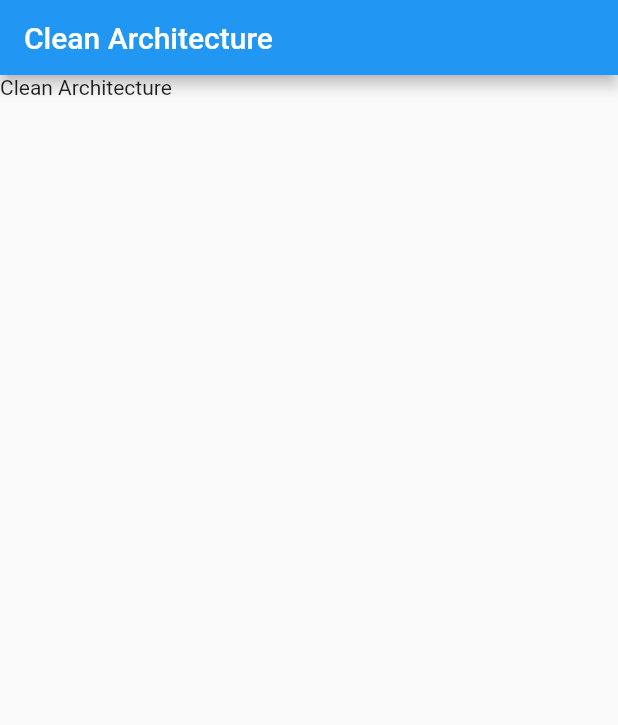
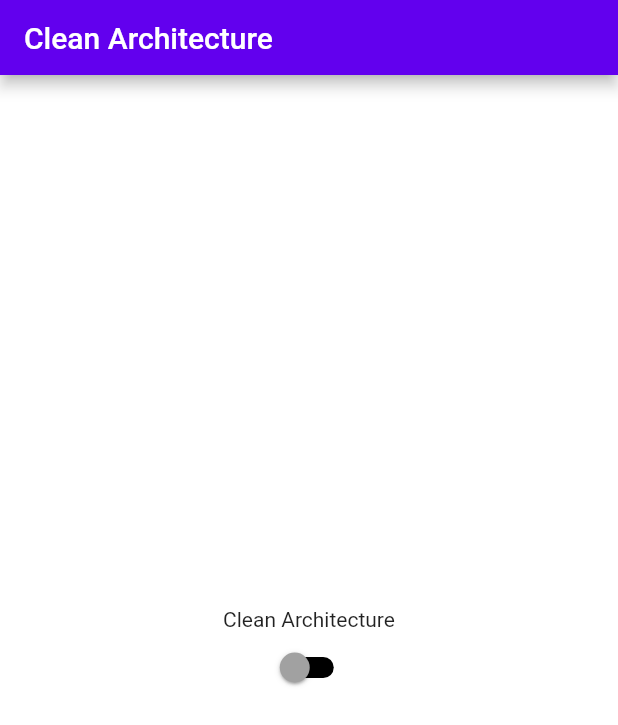
Before and after one commit to farukmeral25/clean-architecture, a Flutter app: the screen it shows after launch, on a phone screen of 412 x 824 dp. Shown: the top 725 px of the screen. Run offline on Flutter 3.47's test engine with Material 2 defaults, Android fonts, the phone set to English and light mode, and no system bars.

Commit message:
Theme Data oluşturuldu. Theme Mimarisi kuruldu.

```diff
--- /dev/null
+++ b/lib/core/constant/theme/appTheme/app_color.dart
@@ -0,0 +1,9 @@
+import 'package:flutter/material.dart';
+
+class AppColor {
+  static Color white = const Color(0xFFFFFFFF);
+  static Color grey = const Color(0xFFA1A1A1);
+  static Color black = const Color(0xFF000000);
+  static Color haki = const Color(0xFF4D6E1A);
+  static Color brown = const Color(0xFF2E1A1B);
+}
--- /dev/null
+++ b/lib/core/constant/theme/appTheme/app_theme.dart
@@ -0,0 +1,15 @@
+import 'package:flutter/material.dart';
+import 'package:flutter_clean_architecture/core/constant/theme/appTheme/theme.dart';
+
+class AppTheme {
+  static final lightTheme = ThemeData(
+    scaffoldBackgroundColor: AppColor.white,
+    colorScheme: const ColorScheme.light(),
+    primaryColor: AppColor.white,
+  );
+  static final darkTheme = ThemeData(
+    scaffoldBackgroundColor: AppColor.grey,
+    colorScheme: const ColorScheme.dark(),
+    primaryColor: AppColor.black,
+  );
+}
--- /dev/null
+++ b/lib/core/constant/theme/appTheme/theme.dart
@@ -0,0 +1 @@
+export 'app_color.dart';
--- /dev/null
+++ b/lib/core/constant/theme/theme_provider.dart
@@ -0,0 +1,16 @@
+import 'package:flutter/material.dart';
+
+class ThemeProvider extends ChangeNotifier {
+  late bool themeData = false;
+  ThemeMode themeMode = ThemeMode.light;
+
+  toggleTheme(bool theme) {
+    themeData = theme;
+    if (theme) {
+      themeMode = ThemeMode.dark;
+    } else {
+      themeMode = ThemeMode.light;
+    }
+    notifyListeners();
+  }
+}
--- a/lib/main.dart
+++ b/lib/main.dart
@@ -1,8 +1,18 @@
 import 'package:flutter/material.dart';
+import 'package:flutter_clean_architecture/core/constant/theme/appTheme/app_theme.dart';
+import 'package:flutter_clean_architecture/core/constant/theme/theme_provider.dart';
+import 'package:provider/provider.dart';
 import 'feature/authenticate/login/login.dart';
 
 void main() {
-  runApp(const CleanArchitectureApp());
+  WidgetsFlutterBinding.ensureInitialized();
+
+  runApp(
+    MultiProvider(
+      providers: [ChangeNotifierProvider<ThemeProvider>(create: (_) => ThemeProvider())],
+      child: const CleanArchitectureApp(),
+    ),
+  );
 }
 
 class CleanArchitectureApp extends StatelessWidget {
@@ -11,12 +21,16 @@ class CleanArchitectureApp extends StatelessWidget {
   // This widget is the root of your application.
   @override
   Widget build(BuildContext context) {
-    return MaterialApp(
-      title: 'Flutter Clean Architecture',
-      theme: ThemeData(
-        primarySwatch: Colors.blue,
-      ),
-      home: const LoginPage(),
+    return Consumer<ThemeProvider>(
+      builder: (BuildContext context, ThemeProvider themeProvider, Widget? widget) {
+        return MaterialApp(
+          title: 'Flutter Clean Architecture',
+          themeMode: themeProvider.themeMode,
+          theme: AppTheme.lightTheme,
+          darkTheme: AppTheme.darkTheme,
+          home: const LoginPage(),
+        );
+      },
     );
   }
 }
--- a/pubspec.yaml
+++ b/pubspec.yaml
@@ -29,7 +29,7 @@ environment:
 dependencies:
   flutter:
     sdk: flutter
-
+  provider: ^6.0.0
 
   # The following adds the Cupertino Icons font to your application.
   # Use with the CupertinoIcons class for iOS style icons.
```
Also changed, not shown: lib/feature/authenticate/login/view/widgets/login_body.dart (+27 -1 lines), pubspec.lock.
